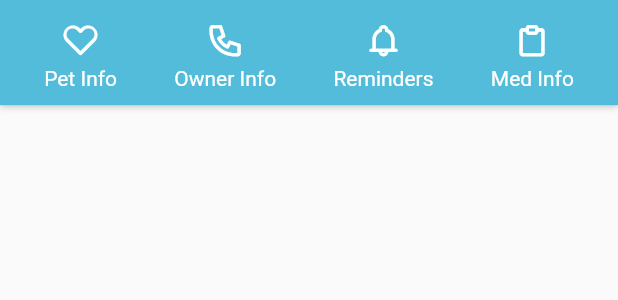
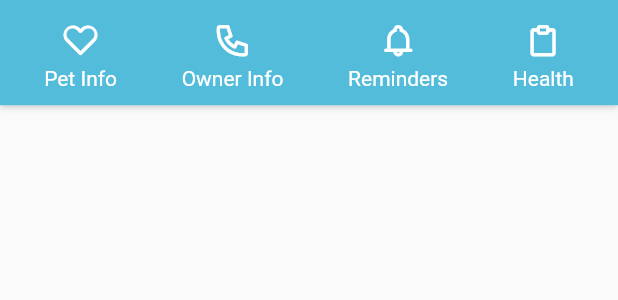
Before and after one commit to petcodeapp/interface-mobile, a Flutter app: the NavigationRow widget shown alone on an empty page, opened directly, on a phone screen of 412 x 824 dp. Shown: the top 300 px of the screen. Run offline on Flutter 3.47's test engine with Material 2 defaults, Android fonts, the phone set to English and light mode, and no system bars; our stand-ins replace cached_network_image, carousel_slider, circular_check_box, cloud_firestore, dio, dots_indicator and 20 more; missing offline and left inert: flutter_downloader, slimy_card; accounts and stored records are empty.

Commit message:
update medical info to health

```diff
--- a/lib/providers/notifications_provider.dart
+++ b/lib/providers/notifications_provider.dart
@@ -3,7 +3,7 @@ import 'package:flutter/foundation.dart';
 import 'package:flutter/material.dart';
 import 'package:firebase_messaging/firebase_messaging.dart';
 import 'package:petcode_app/main.dart';
-import 'package:petcode_app/screens/dashboard/medical_info/vaccinations/vaccination_history_screen.dart';
+import 'package:petcode_app/screens/dashboard/health/vaccinations/vaccination_history_screen.dart';
 import 'package:petcode_app/screens/social/discover_parks/discover_parks_screen.dart';
 import 'package:petcode_app/screens/social/pet_perks/pet_perks_screen.dart';
 import 'package:url_launcher/url_launcher.dart';
--- a/lib/screens/dashboard/dashboard_screen/navigation_row.dart
+++ b/lib/screens/dashboard/dashboard_screen/navigation_row.dart
@@ -1,5 +1,5 @@
 import 'package:flutter/material.dart';
-import 'package:petcode_app/screens/dashboard/medical_info/medical_info_screen.dart';
+import 'package:petcode_app/screens/dashboard/health/health_screen.dart';
 import 'package:petcode_app/screens/dashboard/pet_info/pet_info_screen.dart';
 import 'package:petcode_app/screens/dashboard/owner_info/owner_info_screen.dart';
 import 'package:petcode_app/screens/dashboard/reminders/reminders_screen.dart';
@@ -128,9 +128,7 @@ class NavigationRow extends StatelessWidget {
                       GestureDetector(
                         onTap: () => Navigator.push(
                           context,
-                          MaterialPageRoute(
-                            builder: (_) => MedicalInfoScreen(),
-                          ),
+                          MaterialPageRoute(builder: (context) => HealthScreen()),
                         ),
                         child: Column(
                           mainAxisSize: MainAxisSize.min,
@@ -145,7 +143,7 @@ class NavigationRow extends StatelessWidget {
                               height: height * 0.005,
                             ),
                             Text(
-                              'Med Info',
+                              'Health',
                               style: TextStyle(
                                   color: Colors.white,
                                   fontWeight: FontWeight.w400),
--- a/lib/screens/dashboard/medical_info/general_med_info/general_med_info_screen.dart
+++ b/lib/screens/dashboard/health/medical_info/medical_info_screen.dart
@@ -1,9 +1,9 @@
 import 'package:flutter/material.dart';
-import 'package:petcode_app/screens/dashboard/medical_info/general_med_info/general_med_info_widget.dart';
+import 'package:petcode_app/screens/dashboard/health/medical_info/medical_info_widget.dart';
 import 'package:petcode_app/utils/style_constants.dart';
 import 'package:petcode_app/widgets/change_pet_dropdown.dart';
 
-class GeneralMedicalInfoScreen extends StatelessWidget {
+class MedicalInfoScreen extends StatelessWidget {
   Widget build(BuildContext context) {
     double height = StyleConstants.height;
     double width = StyleConstants.width;
@@ -72,7 +72,7 @@ class GeneralMedicalInfoScreen extends StatelessWidget {
                       ),
                       Container(
                         width: width * 0.9,
-                        child: GeneralMedInfoWidget(),
+                        child: MedicalInfoWidget(),
                       ),
                     ],
                   ),
--- a/lib/screens/dashboard/medical_info/general_med_info/general_med_info_widget.dart
+++ b/lib/screens/dashboard/health/medical_info/medical_info_widget.dart
@@ -1,12 +1,12 @@
 import 'package:flutter/material.dart';
 import 'package:petcode_app/models/Pet.dart';
 import 'package:petcode_app/providers/current_pet_provider.dart';
-import 'package:petcode_app/screens/dashboard/medical_info/general_med_info/general_med_info_editing_screen.dart';
+import 'package:petcode_app/screens/dashboard/health/medical_info/medical_info_editing_screen.dart';
 import 'package:petcode_app/utils/hero_icons2.dart';
 import 'package:petcode_app/utils/style_constants.dart';
 import 'package:provider/provider.dart';
 
-class GeneralMedInfoWidget extends StatelessWidget {
+class MedicalInfoWidget extends StatelessWidget {
   @override
   Widget build(BuildContext context) {
     double height = StyleConstants.height;
--- a/lib/screens/dashboard/medical_info/share_records/share_records_screen.dart
+++ b/lib/screens/dashboard/health/share_records/share_records_screen.dart
@@ -1,7 +1,7 @@
 import 'package:flutter/material.dart';
 import 'package:petcode_app/models/Vaccination.dart';
 import 'package:petcode_app/providers/current_pet_provider.dart';
-import 'package:petcode_app/screens/dashboard/medical_info/share_records/share_record_widget.dart';
+import 'package:petcode_app/screens/dashboard/health/share_records/share_record_widget.dart';
 import 'package:petcode_app/utils/style_constants.dart';
 import 'package:provider/provider.dart';
 import 'package:petcode_app/widgets/change_pet_dropdown.dart';
--- a/lib/screens/dashboard/medical_info/vaccinations/glowing_vaccination_widget.dart
+++ b/lib/screens/dashboard/health/vaccinations/glowing_vaccination_widget.dart
@@ -1,7 +1,7 @@
 import 'package:flutter/material.dart';
 import 'package:petcode_app/models/Vaccination.dart';
 import 'package:petcode_app/utils/style_constants.dart';
-import 'package:petcode_app/screens/dashboard/medical_info/vaccinations/vaccination_widget.dart';
+import 'package:petcode_app/screens/dashboard/health/vaccinations/vaccination_widget.dart';
 
 class GlowingVaccinationWidget extends StatefulWidget {
   GlowingVaccinationWidget({Key key, this.vaccination}) : super(key: key);
--- a/lib/screens/dashboard/medical_info/vaccinations/vaccination_history_screen.dart
+++ b/lib/screens/dashboard/health/vaccinations/vaccination_history_screen.dart
@@ -3,11 +3,11 @@ import 'package:petcode_app/models/Pet.dart';
 import 'package:petcode_app/models/Vaccination.dart';
 import 'package:petcode_app/providers/current_pet_provider.dart';
 import 'package:petcode_app/providers/notifications_provider.dart';
-import 'package:petcode_app/screens/dashboard/medical_info/vaccinations/add_vaccination_widget.dart';
+import 'package:petcode_app/screens/dashboard/health/vaccinations/add_vaccination_widget.dart';
 import 'package:petcode_app/utils/style_constants.dart';
 import 'package:petcode_app/widgets/change_pet_dropdown.dart';
-import 'package:petcode_app/screens/dashboard/medical_info/vaccinations/glowing_vaccination_widget.dart';
-import 'package:petcode_app/screens/dashboard/medical_info/vaccinations/vaccination_widget.dart';
+import 'package:petcode_app/screens/dashboard/health/vaccinations/glowing_vaccination_widget.dart';
+import 'package:petcode_app/screens/dashboard/health/vaccinations/vaccination_widget.dart';
 import 'package:provider/provider.dart';
 
 class VaccineHistoryScreen extends StatefulWidget {
--- a/lib/screens/dashboard/medical_info/vaccinations/vaccination_widget.dart
+++ b/lib/screens/dashboard/health/vaccinations/vaccination_widget.dart
@@ -1,8 +1,8 @@
 import 'package:flutter/material.dart';
 import 'package:petcode_app/models/Vaccination.dart';
 import 'package:petcode_app/providers/notifications_provider.dart';
-import 'package:petcode_app/screens/dashboard/medical_info/vaccinations/edit_vaccination_widget.dart';
-import 'package:petcode_app/screens/dashboard/medical_info/vaccinations/preview_vaccination_widget.dart';
+import 'package:petcode_app/screens/dashboard/health/vaccinations/edit_vaccination_widget.dart';
+import 'package:petcode_app/screens/dashboard/health/vaccinations/preview_vaccination_widget.dart';
 import 'package:petcode_app/services/download_service.dart';
 import 'package:petcode_app/utils/hero_icons2.dart';
 import 'package:petcode_app/utils/string_helper.dart';
```
Also changed, not shown: lib/screens/dashboard/health/health_screen.dart (renamed from lib/screens/dashboard/medical_info/medical_info_screen.dart, +18 -13 lines), lib/screens/dashboard/health/medical_info/medical_info_editing_screen.dart (renamed from lib/screens/dashboard/medical_info/general_med_info/general_med_info_editing_screen.dart), lib/screens/dashboard/health/share_records/share_record_widget.dart (renamed from lib/screens/dashboard/medical_info/share_records/share_record_widget.dart), lib/screens/dashboard/health/vaccinations/add_vaccination_widget.dart (renamed from lib/screens/dashboard/medical_info/vaccinations/add_vaccination_widget.dart), lib/screens/dashboard/health/vaccinations/edit_vaccination_widget.dart (renamed from lib/screens/dashboard/medical_info/vaccinations/edit_vaccination_widget.dart), lib/screens/dashboard/health/vaccinations/preview_vaccination_widget.dart (renamed from lib/screens/dashboard/medical_info/vaccinations/preview_vaccination_widget.dart), lib/screens/dashboard/health/vaccinations/vaccination_history_edit_screen.dart (renamed from lib/screens/dashboard/medical_info/vaccinations/vaccination_history_edit_screen.dart).
